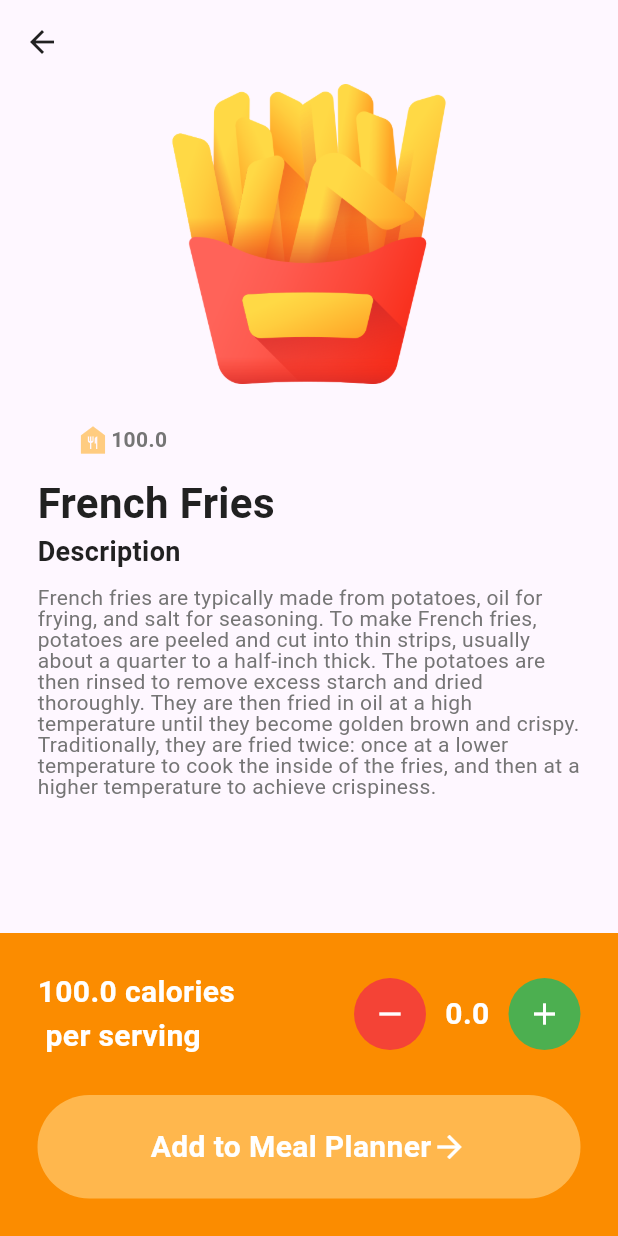
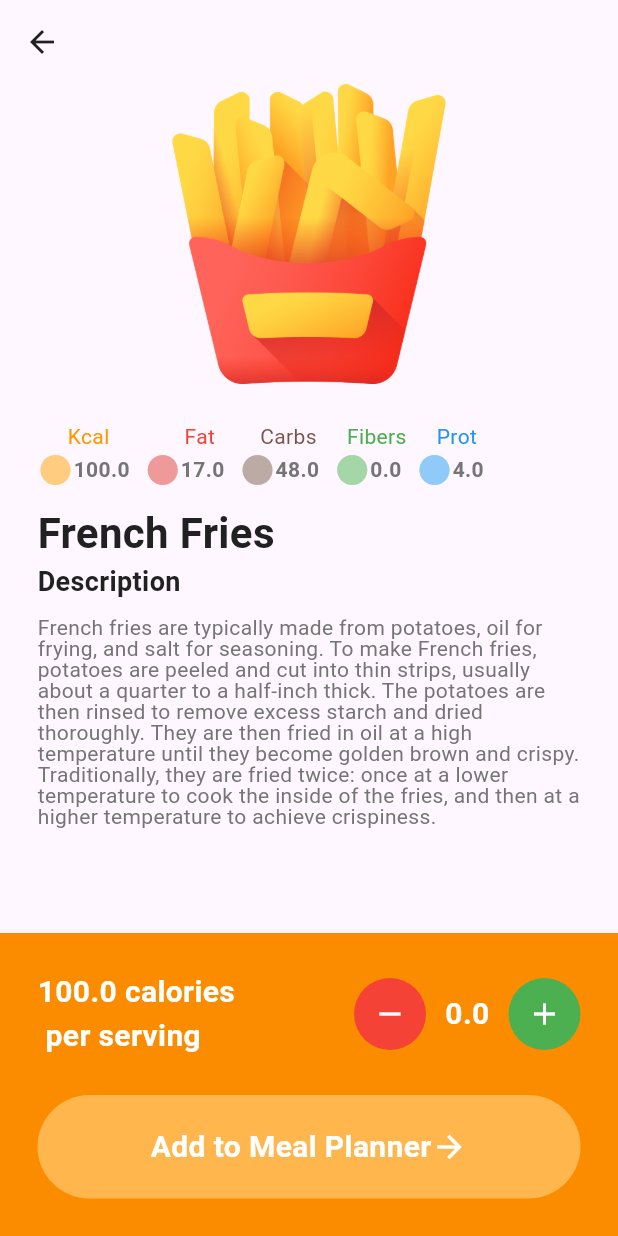
Before and after one commit to qu-ngx/DeFat, a Flutter app: the DictPage screen opened directly, after a tap on "French Fries", on a phone screen of 412 x 824 dp. Run offline on Flutter 3.47's test engine with Material 3 defaults, Android fonts, the light colour scheme and no system bars; our stand-ins replace cloud_firestore, firebase_auth, firebase_core, firebase_storage, google_sign_in, image_picker and 3 more; missing offline and left inert: tflite_flutter; accounts and stored records are empty.

Commit message:
some new assets

```diff
--- a/lib/pages/dictionary/dictionary_page.dart
+++ b/lib/pages/dictionary/dictionary_page.dart
@@ -66,8 +66,14 @@ class _DictPageState extends State<DictPage> {
                   child: TextField(
                     autofocus: false,
                     decoration: InputDecoration(
-                      prefixIcon: const Icon(
-                        Icons.find_in_page,
+                      prefixIcon: Padding(
+                        padding: const EdgeInsets.all(8.0),
+                        child: Image.asset(
+                          "assets/icons/finder.png",
+                          width: 2,
+                          height: 2,
+                          color: Colors.orange,
+                        ),
                       ),
                       filled: true,
                       hintText: "Search for food",
--- a/lib/pages/dictionary/food_details_page.dart
+++ b/lib/pages/dictionary/food_details_page.dart
@@ -95,13 +95,51 @@ class _FoodDetailsPageState extends State<FoodDetailsPage> {
                     height: 25,
                   ),
 
+                  const Row(
+                    children: [
+                      SizedBox(
+                        width: 20,
+                      ),
+                      Text(
+                        "Kcal",
+                        style: TextStyle(color: Colors.orange),
+                      ),
+                      SizedBox(
+                        width: 50,
+                      ),
+                      Text(
+                        "Fat",
+                        style: TextStyle(color: Colors.red),
+                      ),
+                      SizedBox(
+                        width: 30,
+                      ),
+                      Text(
+                        "Carbs",
+                        style: TextStyle(color: Colors.brown),
+                      ),
+                      SizedBox(
+                        width: 20,
+                      ),
+                      Text(
+                        "Fibers",
+                        style: TextStyle(color: Colors.green),
+                      ),
+                      SizedBox(
+                        width: 20,
+                      ),
+                      Text(
+                        "Prot",
+                        style: TextStyle(color: Colors.blue),
+                      ),
+                    ],
+                  ),
                   // Calories
                   Row(
                     children: [
                       // logo for calories if has (Later change to circle or percent widget)
-                      const SizedBox(width: 25),
                       Icon(
-                        Icons.food_bank,
+                        Icons.circle,
                         color: Colors.orange.shade200,
                       ),
 
@@ -115,7 +153,74 @@ class _FoodDetailsPageState extends State<FoodDetailsPage> {
                         style: TextStyle(
                             color: Colors.grey[600],
                             fontWeight: FontWeight.bold),
-                      )
+                      ),
+                      const SizedBox(
+                        width: 10,
+                      ),
+
+                      Icon(
+                        Icons.circle,
+                        color: Colors.red.shade200,
+                      ),
+
+                      // number of calories
+                      Text(
+                        widget.food.fat.toString(),
+                        style: TextStyle(
+                            color: Colors.grey[600],
+                            fontWeight: FontWeight.bold),
+                      ),
+
+                      const SizedBox(
+                        width: 10,
+                      ),
+
+                      Icon(
+                        Icons.circle,
+                        color: Colors.brown.shade200,
+                      ),
+
+                      // number of calories
+                      Text(
+                        widget.food.carbs.toString(),
+                        style: TextStyle(
+                            color: Colors.grey[600],
+                            fontWeight: FontWeight.bold),
+                      ),
+
+                      const SizedBox(
+                        width: 10,
+                      ),
+
+                      Icon(
+                        Icons.circle,
+                        color: Colors.green.shade200,
+                      ),
+
+                      // number of calories
+                      Text(
+                        widget.food.fibers.toString(),
+                        style: TextStyle(
+                            color: Colors.grey[600],
+                            fontWeight: FontWeight.bold),
+                      ),
+
+                      const SizedBox(
+                        width: 10,
+                      ),
+
+                      Icon(
+                        Icons.circle,
+                        color: Colors.blue.shade200,
+                      ),
+
+                      // number of calories
+                      Text(
+                        widget.food.proteins.toString(),
+                        style: TextStyle(
+                            color: Colors.grey[600],
+                            fontWeight: FontWeight.bold),
+                      ),
                     ],
                   ),
 
```
Also changed, not shown: lib/pages/admin/add_quiz.dart (added, +360 -0 lines), lib/pages/admin/admin_login.dart (added, +168 -0 lines), assets/icons/finder.png (added).
